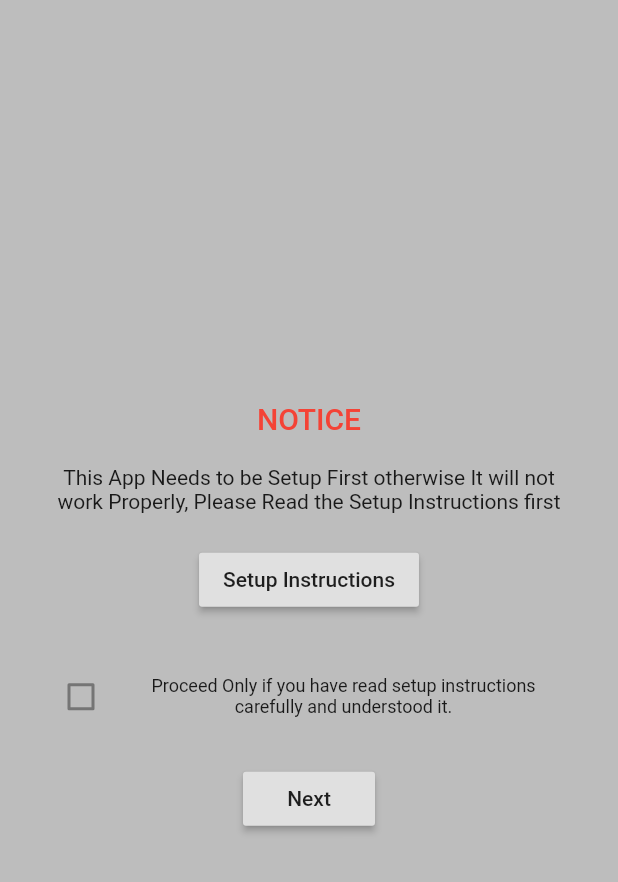
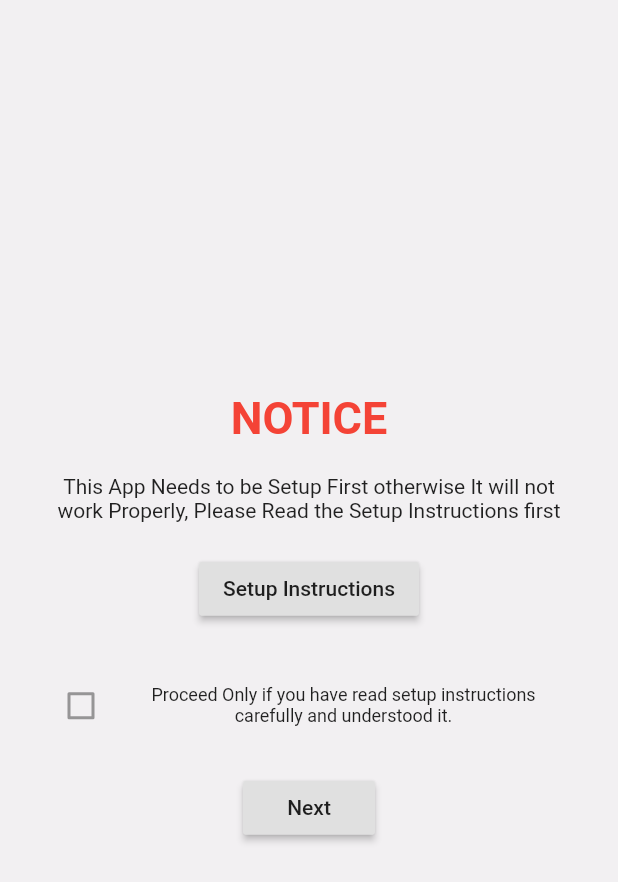
Before and after one commit to gauravmehta13/ReCon., a Flutter app: the Disclaimer screen opened by its route, on a phone screen of 412 x 824 dp. Shown: the top 882 px of the screen. Run offline on Flutter 3.47's test engine with Material 2 defaults, Android fonts, the phone set to English and light mode, and no system bars; our stand-ins replace fluttertoast; project files that could hold a hidden picture were left out.

Commit message:
Added Push replacement

```diff
--- a/lib/main.dart
+++ b/lib/main.dart
@@ -1,12 +1,12 @@
 import 'package:RMM/startup/Login%20Page.dart';
 import 'package:RMM/startup/Signup%20Page.dart';
+import 'package:RMM/startup/Splash%20Screen.dart';
 import 'package:flutter/material.dart';
 import 'package:flutter/services.dart';
 import 'startup/Ask Ip.dart';
 import 'Screens/Dashboard.dart';
 import 'startup/Disclaimer.dart';
 import 'Screens/Docker help.dart';
-import 'startup/SplashScreen.dart';
 
 void main() => runApp(MyApp());
 
--- a/lib/startup/Disclaimer.dart
+++ b/lib/startup/Disclaimer.dart
@@ -11,7 +11,7 @@ class _DisclaimerState extends State<Disclaimer> {
     return Scaffold(
       body: Container(
         padding: EdgeInsets.all(30),
-        color: Colors.grey[400],
+        color: Color(0xFFf2f0f2),
         height: MediaQuery.of(context).size.height,
         child: Column(
           mainAxisAlignment: MainAxisAlignment.center,
@@ -19,7 +19,10 @@ class _DisclaimerState extends State<Disclaimer> {
             Text(
               'NOTICE',
               style: TextStyle(
-                  color: Colors.red, fontWeight: FontWeight.w500, fontSize: 20),
+                fontSize: 30.0,
+                fontWeight: FontWeight.bold,
+                color: Colors.red,
+              ),
             ),
             SizedBox(
               height: 20,
--- a/lib/startup/Splash Screen.dart
+++ b/lib/startup/Splash Screen.dart
@@ -11,7 +11,7 @@ class _SplashScreenState extends State<SplashScreen> {
   void initState() {
     super.initState();
     Timer(Duration(seconds: 5), () {
-      Navigator.pushNamed(context, '/login');
+      Navigator.pushReplacementNamed(context, '/login');
     });
   }
 
```
